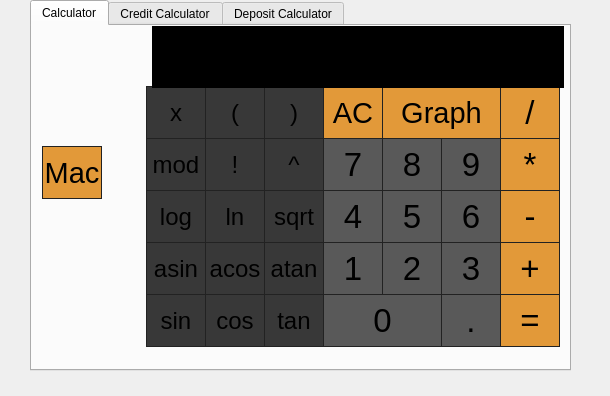
Before: the Qt Designer form src/SmartCalc/Views/MacCalc.ui in rozhnof/SmartCalc, drawn with Qt 5.
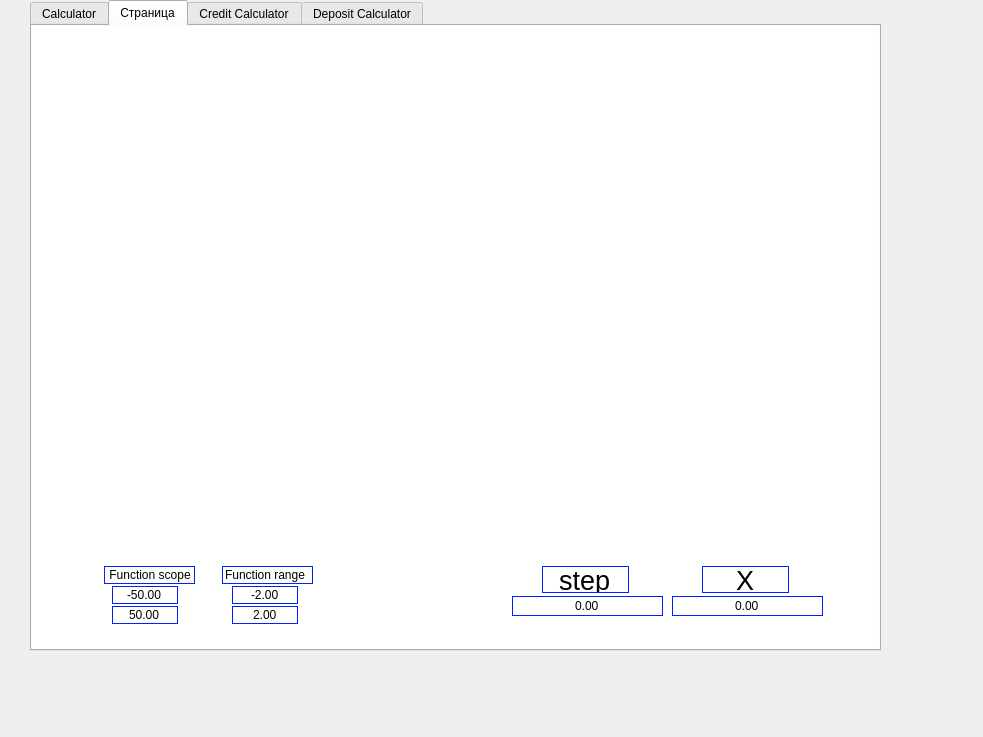
After: the same form once the commit is applied.

```diff
--- a/src/SmartCalc/Views/MacCalc.ui
+++ b/src/SmartCalc/Views/MacCalc.ui
@@ -6,8 +6,8 @@
    <rect>
     <x>0</x>
     <y>0</y>
-    <width>610</width>
-    <height>396</height>
+    <width>983</width>
+    <height>737</height>
    </rect>
   </property>
   <property name="minimumSize">
@@ -31,12 +31,12 @@
      <rect>
       <x>30</x>
       <y>0</y>
-      <width>541</width>
-      <height>371</height>
+      <width>851</width>
+      <height>651</height>
      </rect>
     </property>
     <property name="currentIndex">
-     <number>0</number>
+     <number>1</number>
     </property>
     <widget class="QWidget" name="Calculator">
      <attribute name="title">
@@ -45,8 +45,8 @@
      <widget class="QPushButton" name="ButtonGetResult">
       <property name="geometry">
        <rect>
-        <x>468</x>
-        <y>268</y>
+        <x>557</x>
+        <y>378</y>
         <width>60</width>
         <height>53</height>
        </rect>
@@ -84,8 +84,8 @@
      <widget class="QPushButton" name="ButtonDrawGraph">
       <property name="geometry">
        <rect>
-        <x>350</x>
-        <y>60</y>
+        <x>439</x>
+        <y>170</y>
         <width>119</width>
         <height>53</height>
        </rect>
@@ -123,8 +123,8 @@
      <widget class="QPushButton" name="ButtonCos">
       <property name="geometry">
        <rect>
-        <x>173</x>
-        <y>268</y>
+        <x>262</x>
+        <y>378</y>
         <width>60</width>
         <height>53</height>
        </rect>
@@ -162,8 +162,8 @@
      <widget class="QPushButton" name="ButtonLog">
       <property name="geometry">
        <rect>
-        <x>114</x>
-        <y>164</y>
+        <x>203</x>
+        <y>274</y>
         <width>60</width>
         <height>53</height>
        </rect>
@@ -201,8 +201,8 @@
      <widget class="QPushButton" name="ButtonTan">
       <property name="geometry">
        <rect>
-        <x>232</x>
-        <y>268</y>
+        <x>321</x>
+        <y>378</y>
         <width>60</width>
         <height>53</height>
        </rect>
@@ -246,8 +246,8 @@
      <widget class="QPushButton" name="Button5">
       <property name="geometry">
        <rect>
-        <x>350</x>
-        <y>164</y>
+        <x>439</x>
+        <y>274</y>
         <width>60</width>
         <height>53</height>
        </rect>
@@ -285,8 +285,8 @@
      <widget class="QPushButton" name="ButtonAcos">
       <property name="geometry">
        <rect>
-        <x>173</x>
-        <y>216</y>
+        <x>262</x>
+        <y>326</y>
         <width>60</width>
         <height>53</height>
        </rect>
@@ -324,8 +324,8 @@
      <widget class="QPushButton" name="Button3">
       <property name="geometry">
        <rect>
-        <x>409</x>
-        <y>216</y>
+        <x>498</x>
+        <y>326</y>
         <width>60</width>
         <height>53</height>
        </rect>
@@ -363,8 +363,8 @@
      <widget class="QPushButton" name="Button8">
       <property name="geometry">
        <rect>
-        <x>350</x>
-        <y>112</y>
+        <x>439</x>
+        <y>222</y>
         <width>60</width>
         <height>53</height>
        </rect>
@@ -402,8 +402,8 @@
      <widget class="QPushButton" name="Button0">
       <property name="geometry">
        <rect>
-        <x>291</x>
-        <y>268</y>
+        <x>380</x>
+        <y>378</y>
         <width>119</width>
         <height>53</height>
        </rect>
@@ -441,8 +441,8 @@
      <widget class="QPushButton" name="ButtonPow">
       <property name="geometry">
        <rect>
-        <x>232</x>
-        <y>112</y>
+        <x>321</x>
+        <y>222</y>
         <width>60</width>
         <height>53</height>
        </rect>
@@ -480,8 +480,8 @@
      <widget class="QPushButton" name="ButtonFactorial">
       <property name="geometry">
        <rect>
-        <x>173</x>
-        <y>112</y>
+        <x>262</x>
+        <y>222</y>
         <width>60</width>
         <height>53</height>
        </rect>
@@ -519,8 +519,8 @@
      <widget class="QPushButton" name="ButtonAsin">
       <property name="geometry">
        <rect>
-        <x>114</x>
-        <y>216</y>
+        <x>203</x>
+        <y>326</y>
         <width>60</width>
         <height>53</height>
        </rect>
@@ -558,8 +558,8 @@
      <widget class="QPushButton" name="ButtonSub">
       <property name="geometry">
        <rect>
-        <x>468</x>
-        <y>164</y>
+        <x>557</x>
+        <y>274</y>
         <width>60</width>
         <height>53</height>
        </rect>
@@ -597,8 +597,8 @@
      <widget class="QPushButton" name="ButtonLn">
       <property name="geometry">
        <rect>
-        <x>173</x>
-        <y>164</y>
+        <x>262</x>
+        <y>274</y>
         <width>60</width>
         <height>53</height>
        </rect>
@@ -636,8 +636,8 @@
      <widget class="QPushButton" name="ButtonAC">
       <property name="geometry">
        <rect>
-        <x>291</x>
-        <y>60</y>
+        <x>380</x>
+        <y>170</y>
         <width>60</width>
         <height>53</height>
        </rect>
@@ -675,8 +675,8 @@
      <widget class="QPushButton" name="ButtonCloseBracket">
       <property name="geometry">
        <rect>
-        <x>232</x>
-        <y>60</y>
+        <x>321</x>
+        <y>170</y>
         <width>60</width>
         <height>53</height>
        </rect>
@@ -714,8 +714,8 @@
      <widget class="QPushButton" name="ButtonMul">
       <property name="geometry">
        <rect>
-        <x>468</x>
-        <y>112</y>
+        <x>557</x>
+        <y>222</y>
         <width>60</width>
         <height>53</height>
        </rect>
@@ -753,8 +753,8 @@
      <widget class="QPushButton" name="ButtonSin">
       <property name="geometry">
        <rect>
-        <x>114</x>
-        <y>268</y>
+        <x>203</x>
+        <y>378</y>
         <width>60</width>
         <height>53</height>
        </rect>
@@ -792,8 +792,8 @@
      <widget class="QPushButton" name="ButtonX">
       <property name="geometry">
        <rect>
-        <x>114</x>
-        <y>60</y>
+        <x>203</x>
+        <y>170</y>
         <width>60</width>
         <height>53</height>
        </rect>
@@ -831,8 +831,8 @@
      <widget class="QPushButton" name="Button2">
       <property name="geometry">
        <rect>
-        <x>350</x>
-        <y>216</y>
+        <x>439</x>
+        <y>326</y>
         <width>60</width>
         <height>53</height>
        </rect>
@@ -870,8 +870,8 @@
      <widget class="QPushButton" name="Button9">
       <property name="geometry">
        <rect>
-        <x>409</x>
-        <y>112</y>
+        <x>498</x>
+        <y>222</y>
         <width>60</width>
         <height>53</height>
        </rect>
@@ -909,8 +909,8 @@
      <widget class="QPushButton" name="Button4">
       <property name="geometry">
        <rect>
-        <x>291</x>
-        <y>164</y>
+        <x>380</x>
+        <y>274</y>
         <width>60</width>
         <height>53</height>
        </rect>
@@ -948,8 +948,8 @@
      <widget class="QPushButton" name="ButtonAtan">
       <property name="geometry">
        <rect>
-        <x>232</x>
-        <y>216</y>
+        <x>321</x>
+        <y>326</y>
         <width>60</width>
         <height>53</height>
        </rect>
@@ -987,8 +987,8 @@
      <widget class="QPushButton" name="ButtonSqrt">
       <property name="geometry">
        <rect>
-        <x>232</x>
-        <y>164</y>
+        <x>321</x>
+        <y>274</y>
         <width>60</width>
         <height>53</height>
        </rect>
@@ -1026,8 +1026,8 @@
      <widget class="QPushButton" name="Button7">
       <property name="geometry">
        <rect>
-        <x>291</x>
-        <y>112</y>
+        <x>380</x>
+        <y>222</y>
         <width>60</width>
         <height>53</height>
        </rect>
@@ -1065,8 +1065,8 @@
      <widget class="QPushButton" name="ButtonSum">
       <property name="geometry">
        <rect>
-        <x>468</x>
-        <y>216</y>
+        <x>557</x>
+        <y>326</y>
         <width>60</width>
         <height>53</height>
        </rect>
@@ -1104,8 +1104,8 @@
      <widget class="QPushButton" name="Button6">
       <property name="geometry">
        <rect>
-        <x>409</x>
-        <y>164</y>
+        <x>498</x>
+        <y>274</y>
         <width>60</width>
         <height>53</height>
        </rect>
@@ -1143,8 +1143,8 @@
      <widget class="QPushButton" name="ButtonDot">
       <property name="geometry">
        <rect>
-        <x>409</x>
-        <y>268</y>
+        <x>498</x>
+        <y>378</y>
         <width>60</width>
         <height>53</height>
        </rect>
@@ -1182,8 +1182,8 @@
      <widget class="QPushButton" name="Button1">
       <property name="geometry">
        <rect>
-        <x>291</x>
-        <y>216</y>
+        <x>380</x>
+        <y>326</y>
         <width>60</width>
         <height>53</height>
        </rect>
@@ -1221,8 +1221,8 @@
      <widget class="QPushButton" name="ButtonOpenBracket">
       <property name="geometry">
        <rect>
-        <x>173</x>
-        <y>60</y>
+        <x>262</x>
+        <y>170</y>
         <width>60</width>
         <height>53</height>
        </rect>
@@ -1260,8 +1260,8 @@
      <widget class="QPushButton" name="ButtonMod">
       <property name="geometry">
        <rect>
-        <x>114</x>
-        <y>112</y>
+        <x>203</x>
+        <y>222</y>
         <width>60</width>
         <height>53</height>
        </rect>
@@ -1299,8 +1299,8 @@
      <widget class="QPushButton" name="ButtonDiv">
       <property name="geometry">
        <rect>
-        <x>468</x>
-        <y>60</y>
+        <x>557</x>
+        <y>170</y>
         <width>60</width>
         <height>53</height>
        </rect>
@@ -1338,8 +1338,8 @@
      <widget class="QLabel" name="LabelInput">
       <property name="geometry">
        <rect>
-        <x>120</x>
-        <y>0</y>
+        <x>209</x>
+        <y>110</y>
         <width>412</width>
         <height>62</height>
        </rect>
@@ -1360,8 +1360,8 @@
      <widget class="QPushButton" name="SwitchMode">
       <property name="geometry">
        <rect>
-        <x>10</x>
-        <y>120</y>
+        <x>99</x>
+        <y>230</y>
         <width>60</width>
         <height>53</height>
        </rect>
@@ -1397,6 +1397,401 @@
       </property>
      </widget>
     </widget>
+    <widget class="QWidget" name="Graph">
+     <attribute name="title">
+      <string>Страница</string>
+     </attribute>
+     <widget class="QDoubleSpinBox" name="RangeMax">
+      <property name="geometry">
+       <rect>
+        <x>200</x>
+        <y>580</y>
+        <width>66</width>
+        <height>18</height>
+       </rect>
+      </property>
+      <property name="font">
+       <font>
+        <pointsize>9</pointsize>
+       </font>
+      </property>
+      <property name="styleSheet">
+       <string notr="true">background-color: white;
+color: black;
+border: 1px solid rgb(0, 32, 255);
+</string>
+      </property>
+      <property name="alignment">
+       <set>Qt::AlignCenter</set>
+      </property>
+      <property name="buttonSymbols">
+       <enum>QAbstractSpinBox::NoButtons</enum>
+      </property>
+      <property name="minimum">
+       <double>-1000000.000000000000000</double>
+      </property>
+      <property name="maximum">
+       <double>1000000.000000000000000</double>
+      </property>
+      <property name="value">
+       <double>2.000000000000000</double>
+      </property>
+     </widget>
+     <widget class="QLineEdit" name="FunctionScope">
+      <property name="geometry">
+       <rect>
+        <x>72</x>
+        <y>540</y>
+        <width>91</width>
+        <height>18</height>
+       </rect>
+      </property>
+      <property name="font">
+       <font>
+        <pointsize>9</pointsize>
+       </font>
+      </property>
+      <property name="layoutDirection">
+       <enum>Qt::LeftToRight</enum>
+      </property>
+      <property name="styleSheet">
+       <string notr="true">background-color: white;
+color: black;
+border: 1px solid rgb(0, 32, 255);
+</string>
+      </property>
+      <property name="text">
+       <string> Function scope</string>
+      </property>
+      <property name="alignment">
+       <set>Qt::AlignCenter</set>
+      </property>
+      <property name="readOnly">
+       <bool>true</bool>
+      </property>
+     </widget>
+     <widget class="QDoubleSpinBox" name="input_x">
+      <property name="geometry">
+       <rect>
+        <x>640</x>
+        <y>570</y>
+        <width>151</width>
+        <height>20</height>
+       </rect>
+      </property>
+      <property name="styleSheet">
+       <string notr="true">background-color: white;
+color: black;
+border: 1px solid rgb(0, 32, 255);
+</string>
+      </property>
+      <property name="wrapping">
+       <bool>false</bool>
+      </property>
+      <property name="alignment">
+       <set>Qt::AlignCenter</set>
+      </property>
+      <property name="buttonSymbols">
+       <enum>QAbstractSpinBox::NoButtons</enum>
+      </property>
+      <property name="minimum">
+       <double>-1000000.000000000000000</double>
+      </property>
+      <property name="maximum">
+       <double>1000000.000000000000000</double>
+      </property>
+      <property name="singleStep">
+       <double>0.010000000000000</double>
+      </property>
+      <property name="stepType">
+       <enum>QAbstractSpinBox::DefaultStepType</enum>
+      </property>
+      <property name="value">
+       <double>0.000000000000000</double>
+      </property>
+     </widget>
+     <widget class="QLineEdit" name="StepXDef">
+      <property name="geometry">
+       <rect>
+        <x>510</x>
+        <y>540</y>
+        <width>87</width>
+        <height>27</height>
+       </rect>
+      </property>
+      <property name="font">
+       <font>
+        <pointsize>20</pointsize>
+       </font>
+      </property>
+      <property name="layoutDirection">
+       <enum>Qt::LeftToRight</enum>
+      </property>
+      <property name="styleSheet">
+       <string notr="true">background-color: white;
+color: black;
+border: 1px solid rgb(0, 32, 255);
+</string>
+      </property>
+      <property name="text">
+       <string>step</string>
+      </property>
+      <property name="alignment">
+       <set>Qt::AlignCenter</set>
+      </property>
+      <property name="readOnly">
+       <bool>true</bool>
+      </property>
+     </widget>
+     <widget class="QDoubleSpinBox" name="ScopeMax">
+      <property name="geometry">
+       <rect>
+        <x>80</x>
+        <y>580</y>
+        <width>66</width>
+        <height>18</height>
+       </rect>
+      </property>
+      <property name="font">
+       <font>
+        <pointsize>9</pointsize>
+       </font>
+      </property>
+      <property name="styleSheet">
+       <string notr="true">background-color: white;
+color: black;
+border: 1px solid rgb(0, 32, 255);
+</string>
+      </property>
+      <property name="alignment">
+       <set>Qt::AlignCenter</set>
+      </property>
+      <property name="buttonSymbols">
+       <enum>QAbstractSpinBox::NoButtons</enum>
+      </property>
+      <property name="minimum">
+       <double>-1000000.000000000000000</double>
+      </property>
+      <property name="maximum">
+       <double>1000000.000000000000000</double>
+      </property>
+      <property name="value">
+       <double>50.000000000000000</double>
+      </property>
+     </widget>
+     <widget class="QDoubleSpinBox" name="StepX">
+      <property name="geometry">
+       <rect>
+        <x>480</x>
+        <y>570</y>
+        <width>151</width>
+        <height>20</height>
+       </rect>
+      </property>
+      <property name="styleSheet">
+       <string notr="true">background-color: white;
+color: black;
+border: 1px solid rgb(0, 32, 255);
+</string>
+      </property>
+      <property name="wrapping">
+       <bool>false</bool>
+      </property>
+      <property name="alignment">
+       <set>Qt::AlignCenter</set>
+      </property>
+      <property name="buttonSymbols">
+       <enum>QAbstractSpinBox::NoButtons</enum>
+      </property>
+      <property name="minimum">
+       <double>-1000000.000000000000000</double>
+      </property>
+      <property name="maximum">
+       <double>1000000.000000000000000</double>
+      </property>
+      <property name="singleStep">
+       <double>0.010000000000000</double>
+      </property>
+      <property name="stepType">
+       <enum>QAbstractSpinBox::DefaultStepType</enum>
+      </property>
+      <property name="value">
+       <double>0.000000000000000</double>
+      </property>
+     </widget>
+     <widget class="QDoubleSpinBox" name="ScopeMin">
+      <property name="geometry">
+       <rect>
+        <x>80</x>
+        <y>560</y>
+        <width>66</width>
+        <height>18</height>
+       </rect>
+      </property>
+      <property name="font">
+       <font>
+        <pointsize>9</pointsize>
+       </font>
+      </property>
+      <property name="styleSheet">
+       <string notr="true">background-color: white;
+color: black;
+border: 1px solid rgb(0, 32, 255);
+</string>
+      </property>
+      <property name="alignment">
+       <set>Qt::AlignCenter</set>
+      </property>
+      <property name="buttonSymbols">
+       <enum>QAbstractSpinBox::NoButtons</enum>
+      </property>
+      <property name="keyboardTracking">
+       <bool>true</bool>
+      </property>
+      <property name="minimum">
+       <double>-1000000.000000000000000</double>
+      </property>
+      <property name="maximum">
+       <double>1000000.000000000000000</double>
+      </property>
+      <property name="value">
+       <double>-50.000000000000000</double>
+      </property>
+     </widget>
+     <widget class="QLineEdit" name="FunctionRange">
+      <property name="geometry">
+       <rect>
+        <x>190</x>
+        <y>540</y>
+        <width>91</width>
+        <height>18</height>
+       </rect>
+      </property>
+      <property name="font">
+       <font>
+        <pointsize>9</pointsize>
+       </font>
+      </property>
+      <property name="layoutDirection">
+       <enum>Qt::LeftToRight</enum>
+      </property>
+      <property name="styleSheet">
+       <string notr="true">background-color: white;
+color: black;
+border: 1px solid rgb(0, 32, 255);
+</string>
+      </property>
+      <property name="text">
+       <string>Function range </string>
+      </property>
+      <property name="alignment">
+       <set>Qt::AlignCenter</set>
+      </property>
+      <property name="readOnly">
+       <bool>true</bool>
+      </property>
+     </widget>
+     <widget class="QDoubleSpinBox" name="RangeMin">
+      <property name="geometry">
+       <rect>
+        <x>200</x>
+        <y>560</y>
+        <width>66</width>
+        <height>18</height>
+       </rect>
+      </property>
+      <property name="font">
+       <font>
+        <pointsize>9</pointsize>
+       </font>
+      </property>
+      <property name="styleSheet">
+       <string notr="true">background-color: white;
+color: black;
+border: 1px solid rgb(0, 32, 255);
+</string>
+      </property>
+      <property name="alignment">
+       <set>Qt::AlignCenter</set>
+      </property>
+      <property name="buttonSymbols">
+       <enum>QAbstractSpinBox::NoButtons</enum>
+      </property>
+      <property name="minimum">
+       <double>-1000000.000000000000000</double>
+      </property>
+      <property name="maximum">
+       <double>1000000.000000000000000</double>
+      </property>
+      <property name="value">
+       <double>-2.000000000000000</double>
+      </property>
+     </widget>
+     <widget class="QLineEdit" name="XDef">
+      <property name="geometry">
+       <rect>
+        <x>670</x>
+        <y>540</y>
+        <width>87</width>
+        <height>27</height>
+       </rect>
+      </property>
+      <property name="font">
+       <font>
+        <pointsize>20</pointsize>
+       </font>
+      </property>
+      <property name="layoutDirection">
+       <enum>Qt::LeftToRight</enum>
+      </property>
+      <property name="styleSheet">
+       <string notr="true">background-color: white;
+color: black;
+border: 1px solid rgb(0, 32, 255);
+</string>
+      </property>
+      <property name="text">
+       <string>X</string>
+      </property>
+      <property name="alignment">
+       <set>Qt::AlignCenter</set>
+      </property>
+      <property name="readOnly">
+       <bool>true</bool>
+      </property>
+     </widget>
+     <widget class="QGraphicsView" name="graphicsView">
+      <property name="geometry">
+       <rect>
+        <x>-10</x>
+        <y>-30</y>
+        <width>871</width>
+        <height>661</height>
+       </rect>
+      </property>
+      <property name="minimumSize">
+       <size>
+        <width>776</width>
+        <height>482</height>
+       </size>
+      </property>
+      <property name="styleSheet">
+       <string notr="true">background-color:white;
+</string>
+      </property>
+     </widget>
+     <zorder>graphicsView</zorder>
+     <zorder>RangeMax</zorder>
+     <zorder>FunctionScope</zorder>
+     <zorder>input_x</zorder>
+     <zorder>StepXDef</zorder>
+     <zorder>ScopeMax</zorder>
+     <zorder>StepX</zorder>
+     <zorder>ScopeMin</zorder>
+     <zorder>FunctionRange</zorder>
+     <zorder>RangeMin</zorder>
+     <zorder>XDef</zorder>
+    </widget>
     <widget class="QWidget" name="CreditCalc">
      <attribute name="title">
       <string>Credit Calculator</string>
```
